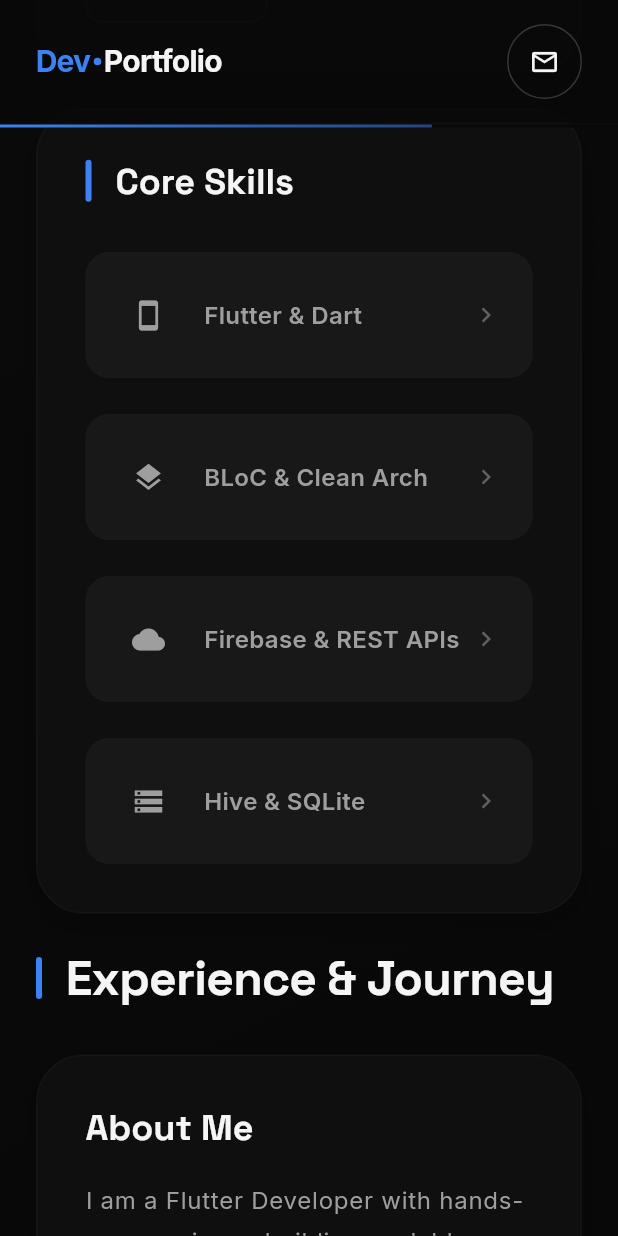
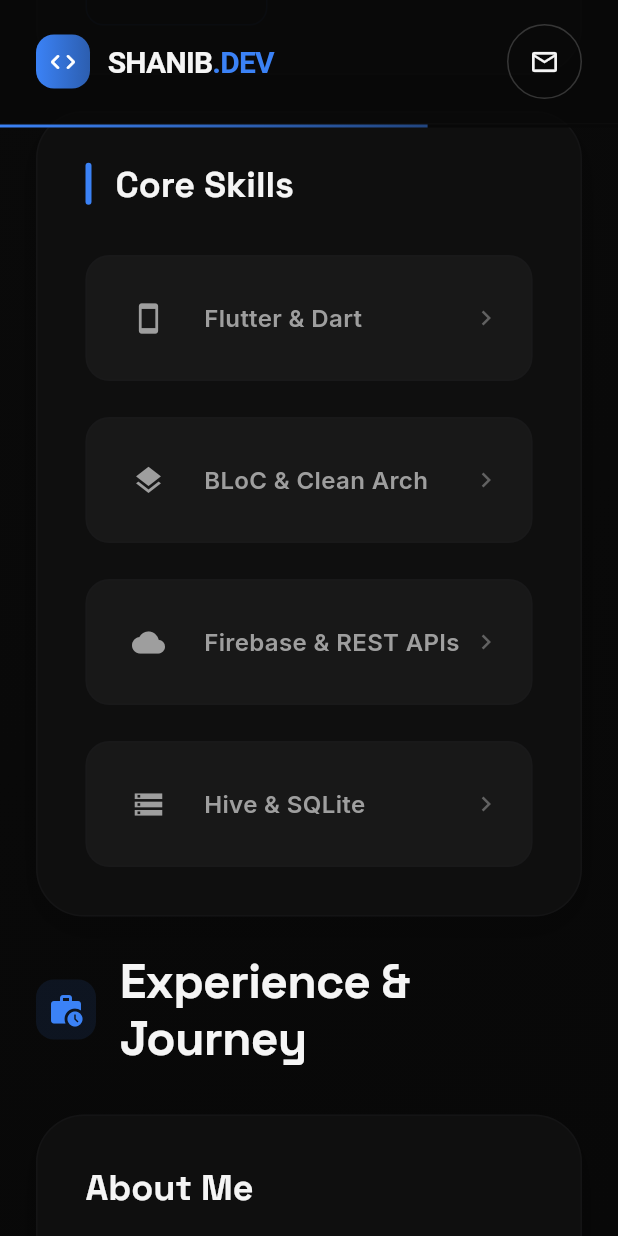
Before and after one commit to shanibkt/shanib-portfolio, a Flutter app: the screen it shows after launch, scrolled down 3456 dp, on a phone screen of 412 x 824 dp. Run offline on Flutter 3.47's test engine with Material 3 defaults, Android fonts, the phone set to English and light mode, and no system bars; drawn by our look-alikes of flutter_animate; our stand-ins replace google_fonts; network calls fail.

Commit message:
changing logo

```diff
--- a/lib/src/components/navigation_bar.dart
+++ b/lib/src/components/navigation_bar.dart
@@ -52,31 +52,39 @@ class NavigationBar extends StatelessWidget {
                       child: Row(
                         mainAxisSize: MainAxisSize.min,
                         children: [
-                          Text(
-                            'Dev',
-                            style: TextStyle(
-                              fontSize: 20,
-                              fontWeight: FontWeight.bold,
-                              color: AppTheme.primary,
-                              letterSpacing: -0.5,
+                          Container(
+                            padding: const EdgeInsets.all(AppTheme.space8),
+                            decoration: BoxDecoration(
+                              gradient: LinearGradient(
+                                colors: [AppTheme.primary, AppTheme.primary.withValues(alpha: 0.7)],
+                              ),
+                              borderRadius: BorderRadius.circular(AppTheme.radius12),
+                            ),
+                            child: const Icon(
+                              Icons.code_rounded,
+                              color: Colors.white,
+                              size: 20,
                             ),
                           ),
-                          Container(
-                            width: 5,
-                            height: 5,
-                            margin: const EdgeInsets.symmetric(horizontal: 2),
-                            decoration: BoxDecoration(
-                              color: AppTheme.primary,
-                              shape: BoxShape.circle,
-                            ),
-                          ),
-                          Text(
-                            'Portfolio',
-                            style: TextStyle(
-                              fontSize: 20,
-                              fontWeight: FontWeight.bold,
-                              color: AppTheme.textPrimary,
-                              letterSpacing: -0.5,
+                          const SizedBox(width: AppTheme.space12),
+                          RichText(
+                            text: TextSpan(
+                              style: TextStyle(
+                                fontSize: 20,
+                                fontWeight: FontWeight.bold,
+                                letterSpacing: -0.5,
+                                fontFamily: 'SpaceGrotesk',
+                              ),
+                              children: [
+                                TextSpan(
+                                  text: 'SHANIB',
+                                  style: TextStyle(color: AppTheme.textPrimary),
+                                ),
+                                TextSpan(
+                                  text: '.DEV',
+                                  style: TextStyle(color: AppTheme.primary),
+                                ),
+                              ],
                             ),
                           ),
                         ],
--- a/lib/src/sections/contact_section.dart
+++ b/lib/src/sections/contact_section.dart
@@ -71,13 +71,18 @@ class ContactSection extends StatelessWidget {
     return Row(
       children: [
         Container(
-          width: 4,
-          height: 28,
+          padding: const EdgeInsets.all(AppTheme.space8),
           decoration: BoxDecoration(
-            borderRadius: BorderRadius.circular(2),
+            color: AppTheme.primary.withValues(alpha: 0.1),
+            borderRadius: BorderRadius.circular(AppTheme.radius12),
+          ),
+          child: const Icon(
+            Icons.alternate_email_rounded,
             color: AppTheme.primary,
+            size: 24,
           ),
-        ),
+        ).animate(onPlay: (controller) => controller.repeat(reverse: true))
+          .shimmer(duration: 2000.ms, color: AppTheme.primary.withValues(alpha: 0.2)),
         const SizedBox(width: AppTheme.space16),
         Text(title, style: Theme.of(context).textTheme.headlineMedium),
       ],
--- a/lib/src/sections/experience_section.dart
+++ b/lib/src/sections/experience_section.dart
@@ -95,13 +95,18 @@ class ExperienceSection extends StatelessWidget {
     return Row(
       children: [
         Container(
-          width: 4,
-          height: 28,
+          padding: const EdgeInsets.all(AppTheme.space8),
           decoration: BoxDecoration(
-            borderRadius: BorderRadius.circular(2),
+            color: AppTheme.primary.withValues(alpha: 0.1),
+            borderRadius: BorderRadius.circular(AppTheme.radius12),
+          ),
+          child: const Icon(
+            Icons.work_history_rounded,
             color: AppTheme.primary,
+            size: 24,
           ),
-        ),
+        ).animate(onPlay: (controller) => controller.repeat(reverse: true))
+          .shimmer(duration: 2000.ms, color: AppTheme.primary.withValues(alpha: 0.2)),
         const SizedBox(width: AppTheme.space16),
         Flexible(
           child: Text(title, style: Theme.of(context).textTheme.displaySmall),
--- a/lib/src/sections/projects_section.dart
+++ b/lib/src/sections/projects_section.dart
@@ -98,16 +98,18 @@ class ProjectsSection extends StatelessWidget {
     return Row(
       children: [
         Container(
-          width: 4,
-          height: 32,
+          padding: const EdgeInsets.all(AppTheme.space8),
           decoration: BoxDecoration(
-            borderRadius: BorderRadius.circular(2),
+            color: AppTheme.primary.withValues(alpha: 0.1),
+            borderRadius: BorderRadius.circular(AppTheme.radius12),
+          ),
+          child: const Icon(
+            Icons.terminal_rounded,
             color: AppTheme.primary,
+            size: 24,
           ),
         ).animate(onPlay: (controller) => controller.repeat(reverse: true))
-          .animate()
-          .fadeIn()
-          .slideX(begin: -0.05),
+          .shimmer(duration: 2000.ms, color: AppTheme.primary.withValues(alpha: 0.2)),
         const SizedBox(width: AppTheme.space16),
         Flexible(
           child: Text(title, style: Theme.of(context).textTheme.displaySmall),
```
Also changed, not shown: 1 other file.
